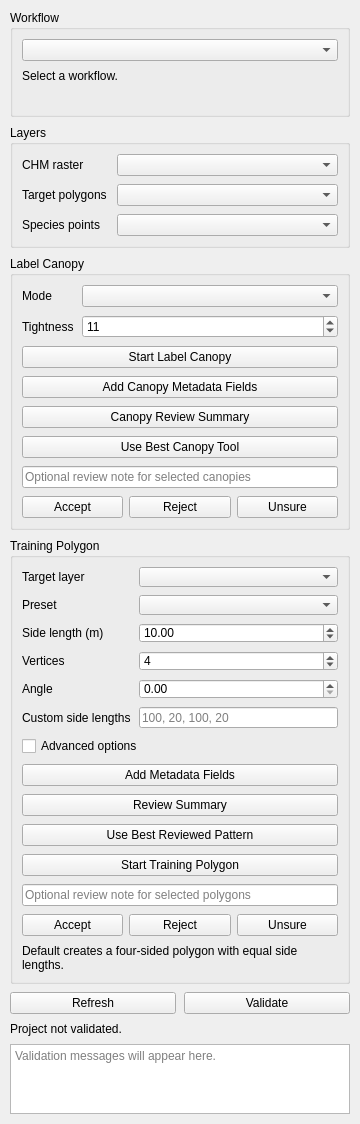
Before: the Qt Designer form forest_labeler_dockwidget_base.ui in sticholas/forestlabeler, drawn with Qt 5.
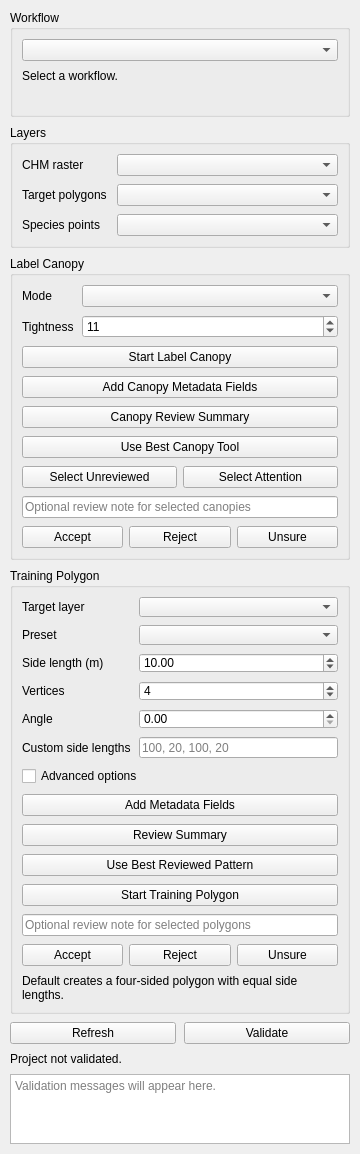
After: the same form once the commit is applied.

Commit message: feat: add canopy QA selection controls

Patch:
```diff
--- a/forest_labeler_dockwidget_base.ui
+++ b/forest_labeler_dockwidget_base.ui
@@ -181,6 +181,27 @@
          </property>
         </widget>
        </item>
+       <item>
+        <layout class="QHBoxLayout" name="canopySelectionLayout">
+         <property name="spacing">
+          <number>6</number>
+         </property>
+         <item>
+          <widget class="QPushButton" name="selectUnreviewedCanopiesButton">
+           <property name="text">
+            <string>Select Unreviewed</string>
+           </property>
+          </widget>
+         </item>
+         <item>
+          <widget class="QPushButton" name="selectAttentionCanopiesButton">
+           <property name="text">
+            <string>Select Attention</string>
+           </property>
+          </widget>
+         </item>
+        </layout>
+       </item>
        <item>
         <widget class="QLineEdit" name="canopyReviewNoteLineEdit">
          <property name="placeholderText">
```
The commit also changes 5 other files.
